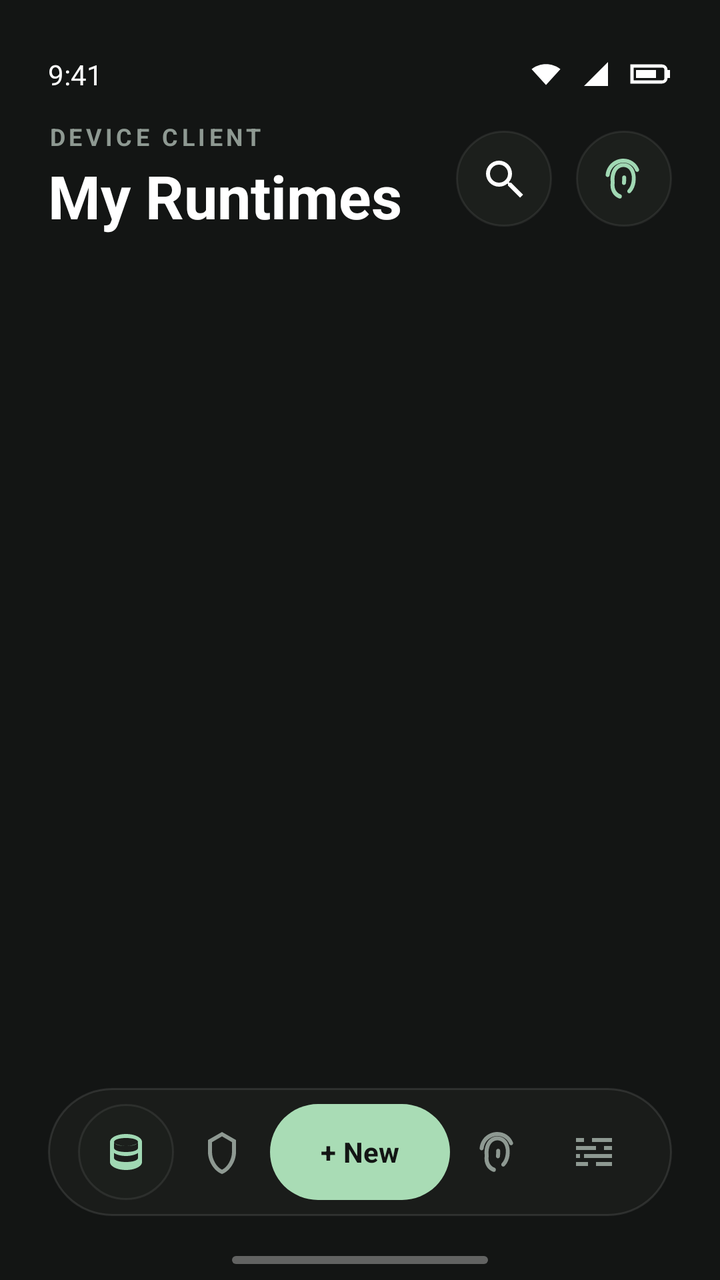
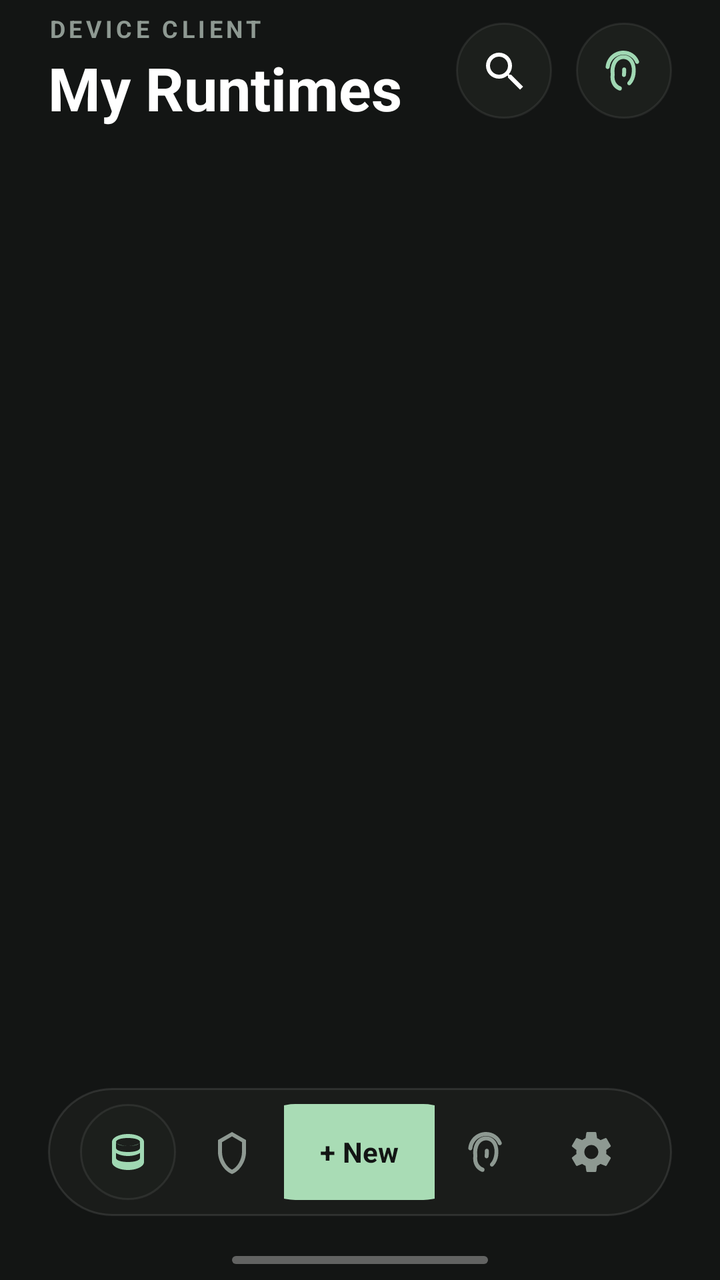

Screens rendered from an Android XML layout before and after an edit, with the pre-edit source and the edit as a unified diff.
<!-- AndroidManifest.xml: application theme Theme.Virtdroid -->
<!-- res/layout/screen_my_runtimes.xml -->
<?xml version="1.0" encoding="utf-8"?>
<FrameLayout xmlns:android="http://schemas.android.com/apk/res/android"
    android:layout_width="match_parent"
    android:layout_height="match_parent"
    android:background="@color/v_bg">

    <LinearLayout
        android:id="@+id/mainContentLayout"
        android:layout_width="match_parent"
        android:layout_height="match_parent"
        android:orientation="vertical">

        <ProgressBar
            android:id="@+id/progressIndicator"
            style="?android:attr/progressBarStyleHorizontal"
            android:layout_width="match_parent"
            android:layout_height="3dp"
            android:indeterminate="true"
            android:visibility="gone" />

        <LinearLayout
            android:id="@+id/status_bar"
            android:layout_width="match_parent"
            android:layout_height="54dp"
            android:gravity="bottom|center_vertical"
            android:orientation="horizontal"
            android:paddingStart="24dp"
            android:paddingEnd="24dp"
            android:paddingBottom="8dp">

            <TextView
                android:id="@+id/text_status_time"
                android:layout_width="wrap_content"
                android:layout_height="wrap_content"
                android:fontFamily="sans"
                android:includeFontPadding="false"
                android:text="9:41"
                android:textColor="@color/v_text_primary"
                android:textSize="14sp" />

            <LinearLayout
                android:id="@+id/text_status_icons"
                android:layout_width="0dp"
                android:layout_height="wrap_content"
                android:layout_weight="1"
                android:gravity="end"
                android:orientation="horizontal">
                <ImageView
                    android:layout_width="18dp"
                    android:layout_height="18dp"
                    android:layout_marginEnd="7dp"
                    android:src="@drawable/ic_status_wifi" />
                <ImageView
                    android:layout_width="18dp"
                    android:layout_height="18dp"
                    android:layout_marginEnd="7dp"
                    android:src="@drawable/ic_status_signal" />
                <ImageView
                    android:layout_width="22dp"
                    android:layout_height="18dp"
                    android:src="@drawable/ic_status_battery" />
            </LinearLayout>
        </LinearLayout>

        <LinearLayout
            android:id="@+id/header"
            android:layout_width="match_parent"
            android:layout_height="wrap_content"
            android:gravity="center_vertical"
            android:orientation="horizontal"
            android:paddingStart="24dp"
            android:paddingTop="8dp"
            android:paddingEnd="24dp"
            android:paddingBottom="24dp">

            <LinearLayout
                android:layout_width="0dp"
                android:layout_height="wrap_content"
                android:layout_weight="1"
                android:orientation="vertical">

                <TextView
                    android:id="@+id/statusText"
                    android:layout_width="wrap_content"
                    android:layout_height="wrap_content"
                    android:layout_marginBottom="6dp"
                    android:fontFamily="sans"
                    android:includeFontPadding="false"
                    android:letterSpacing="0.15"
                    android:text="@string/home_secure_client"
                    android:textColor="@color/v_text_muted"
                    android:textSize="12sp"
                    android:textStyle="bold" />

                <TextView
                    android:id="@+id/text_title"
                    android:layout_width="wrap_content"
                    android:layout_height="wrap_content"
                    android:fontFamily="sans"
                    android:includeFontPadding="false"
                    android:text="@string/home_title"
                    android:textColor="@color/v_text_primary"
                    android:textSize="30sp"
                    android:textStyle="bold" />
            </LinearLayout>

            <ImageButton
                android:id="@+id/refreshButton"
                android:layout_width="48dp"
                android:layout_height="48dp"
                android:layout_marginEnd="12dp"
                android:background="@drawable/bg_surface_circle"
                android:contentDescription="@string/status_refreshing"
                android:padding="13dp"
                android:src="@drawable/ic_search"
                android:tint="@color/v_text_primary" />

            <ImageButton
                android:id="@+id/accessToggleButton"
                android:layout_width="48dp"
                android:layout_height="48dp"
                android:background="@drawable/bg_surface_circle"
                android:contentDescription="@string/home_access"
                android:padding="13dp"
                android:src="@drawable/ic_fingerprint"
                android:tint="@color/v_accent" />
        </LinearLayout>

        <TextView
            android:id="@+id/runtimeEmptyText"
            android:layout_width="match_parent"
            android:layout_height="wrap_content"
            android:layout_marginStart="24dp"
            android:layout_marginTop="40dp"
            android:layout_marginEnd="24dp"
            android:fontFamily="sans"
            android:gravity="center_horizontal"
            android:includeFontPadding="false"
            android:text="@string/home_empty_subtitle"
            android:textColor="@color/v_text_muted"
            android:textSize="14sp"
            android:visibility="gone" />

        <ScrollView
            android:id="@+id/runtime_scroll"
            android:layout_width="match_parent"
            android:layout_height="0dp"
            android:layout_weight="1"
            android:clipToPadding="false"
            android:fillViewport="false"
            android:overScrollMode="never"
            android:scrollbars="none">

            <LinearLayout
                android:id="@+id/runtimeListContainer"
                android:layout_width="match_parent"
                android:layout_height="wrap_content"
                android:clipToPadding="false"
                android:orientation="vertical"
                android:paddingStart="24dp"
                android:paddingEnd="24dp"
                android:paddingBottom="132dp" />
        </ScrollView>
    </LinearLayout>

    <LinearLayout
        android:id="@+id/bottom_nav"
        android:layout_width="match_parent"
        android:layout_height="64dp"
        android:layout_gravity="bottom"
        android:layout_marginStart="24dp"
        android:layout_marginEnd="24dp"
        android:layout_marginBottom="32dp"
        android:background="@drawable/bg_bottom_nav"
        android:gravity="center"
        android:orientation="horizontal"
        android:paddingStart="8dp"
        android:paddingEnd="8dp">

        <ImageButton
            android:id="@+id/runtimesNavButton"
            android:layout_width="48dp"
            android:layout_height="48dp"
            android:background="@drawable/bg_surface_circle"
            android:contentDescription="@string/home_title"
            android:padding="13dp"
            android:src="@drawable/ic_storage"
            android:tint="@color/v_accent" />

        <ImageButton
            android:id="@+id/securityNavButton"
            android:layout_width="48dp"
            android:layout_height="48dp"
            android:background="@drawable/bg_transparent"
            android:contentDescription="@string/bottom_security"
            android:padding="13dp"
            android:src="@drawable/ic_shield"
            android:tint="@color/v_text_muted" />

        <Button
            android:id="@+id/createRuntimeButton"
            android:layout_width="90dp"
            android:layout_height="48dp"
            android:background="@drawable/bg_accent_round"
            android:fontFamily="sans"
            android:gravity="center"
            android:minWidth="0dp"
            android:minHeight="0dp"
            android:paddingStart="12dp"
            android:paddingEnd="12dp"
            android:text="+ New"
            android:textAllCaps="false"
            android:textColor="@color/v_bg"
            android:textSize="14sp"
            android:textStyle="bold" />

        <ImageButton
            android:id="@+id/logsNavButton"
            android:layout_width="48dp"
            android:layout_height="48dp"
            android:background="@drawable/bg_transparent"
            android:contentDescription="@string/bottom_logs"
            android:padding="13dp"
            android:src="@drawable/ic_fingerprint"
            android:tint="@color/v_text_muted" />

        <ImageButton
            android:id="@+id/settingsNavButton"
            android:layout_width="48dp"
            android:layout_height="48dp"
            android:background="@drawable/bg_transparent"
            android:contentDescription="@string/bottom_settings"
            android:padding="13dp"
            android:src="@drawable/ic_tune"
            android:tint="@color/v_text_muted" />
    </LinearLayout>

    <View
        android:id="@+id/home_indicator"
        android:layout_width="128dp"
        android:layout_height="4dp"
        android:layout_gravity="bottom|center_horizontal"
        android:layout_marginBottom="8dp"
        android:background="@drawable/bg_home_indicator" />
</FrameLayout>
<!-- resources referenced by this layout -->
<resources>
  <color name="v_accent">#A0D8B3</color>
  <color name="v_bg">#131514</color>
  <color name="v_text_muted">#8E9992</color>
  <color name="v_text_primary">#FFFFFFFF</color>
  <!-- drawable bg_transparent (drawable) -->
  <?xml version="1.0" encoding="utf-8"?>
  <shape
      xmlns:android="http://schemas.android.com/apk/res/android"
      android:shape="rectangle">
      <solid
          android:color="@color/v_transparent" />
  </shape>
  <!-- drawable ic_status_battery (drawable) -->
  <?xml version="1.0" encoding="utf-8"?>
  <vector xmlns:android="http://schemas.android.com/apk/res/android"
      android:width="22dp"
      android:height="18dp"
      android:viewportWidth="22"
      android:viewportHeight="18">
      <path
          android:fillColor="#00FFFFFF"
          android:strokeColor="#FFFFFFFF"
          android:strokeWidth="1.6"
          android:pathData="M2,5h15a2,2 0,0 1,2 2v4a2,2 0,0 1,-2 2H2z" />
      <path
          android:fillColor="#FFFFFFFF"
          android:pathData="M19,7h2v4h-2zM4,7h10v4H4z" />
  </vector>
  <!-- drawable ic_status_signal (drawable) -->
  <?xml version="1.0" encoding="utf-8"?>
  <vector xmlns:android="http://schemas.android.com/apk/res/android"
      android:width="18dp"
      android:height="18dp"
      android:viewportWidth="18"
      android:viewportHeight="18">
      <path
          android:fillColor="#FFFFFFFF"
          android:pathData="M3,15h12L15,3z" />
  </vector>
  <!-- drawable ic_status_wifi (drawable) -->
  <?xml version="1.0" encoding="utf-8"?>
  <vector xmlns:android="http://schemas.android.com/apk/res/android"
      android:width="18dp"
      android:height="18dp"
      android:viewportWidth="18"
      android:viewportHeight="18">
      <path
          android:fillColor="#FFFFFFFF"
          android:pathData="M9,14.5L1.8,6.6C5.8,3.2 12.2,3.2 16.2,6.6z" />
  </vector>
  <!-- drawable ic_tune (drawable) -->
  <?xml version="1.0" encoding="utf-8"?>
  <vector xmlns:android="http://schemas.android.com/apk/res/android"
      android:width="24dp"
      android:height="24dp"
      android:viewportWidth="24"
      android:viewportHeight="24">
      <path
          android:fillColor="#F4F6F1"
          android:pathData="M3,17v2h6v-2H3zM13,19h8v-2h-8v2zM7,13v2h14v-2H7zM3,13v2h2v-2H3zM3,9v2h10V9H3zM17,11h4V9h-4v2zM11,5v2h10V5H11zM3,5v2h4V5H3z" />
  </vector>
  <string name="bottom_logs">Logs</string>
  <string name="bottom_security">Security</string>
  <string name="bottom_settings">Settings</string>
  <string name="home_access">Access</string>
  <string name="home_empty_subtitle">Provision your first cloud phone to get started.</string>
  <string name="home_secure_client">DEVICE CLIENT</string>
  <string name="home_title">My Runtimes</string>
  <string name="status_refreshing">Refreshing runtimes…</string>
  <color name="v_dock">#CC1C1F1C</color>
  <color name="v_surface">#1C1F1C</color>
  <color name="v_border_soft">#14FFFFFF</color>
  <color name="v_transparent">#00000000</color>
  <color name="virtdroid_primary">#A9DCB5</color>
  <color name="virtdroid_on_primary">#111311</color>
  <color name="virtdroid_secondary">#262D28</color>
  <color name="virtdroid_surface">#0B0E0C</color>
  <color name="virtdroid_on_surface">#F3F5F2</color>
  <color name="virtdroid_error">#C86D64</color>
  <color name="virtdroid_card_surface">#181D1A</color>
  <color name="virtdroid_card_stroke">#14303931</color>
  <style name="ShapeAppearance.Virtdroid.Pill" parent="ShapeAppearance.Material3.MediumComponent">
          <item name="cornerFamily">rounded</item>
          <item name="cornerSize">999dp</item>
      </style>
  <color name="virtdroid_card_stroke_soft">#0E2B3430</color>
  <color name="virtdroid_surface_alt">#151A17</color>
  <color name="virtdroid_on_surface_muted">#737B75</color>
  <style name="ShapeAppearance.Virtdroid.Input" parent="ShapeAppearance.Material3.LargeComponent">
          <item name="cornerFamily">rounded</item>
          <item name="cornerSize">28dp</item>
      </style>
  <!-- unchanged entries left out for length: 13 -->
</resources>

<!-- the commit's change to res/layout/screen_my_runtimes.xml (unified diff, before → after) -->
@@ -17,50 +17,6 @@
             android:layout_height="3dp"
             android:indeterminate="true"
             android:visibility="gone" />
-
-        <LinearLayout
-            android:id="@+id/status_bar"
-            android:layout_width="match_parent"
-            android:layout_height="54dp"
-            android:gravity="bottom|center_vertical"
-            android:orientation="horizontal"
-            android:paddingStart="24dp"
-            android:paddingEnd="24dp"
-            android:paddingBottom="8dp">
-
-            <TextView
-                android:id="@+id/text_status_time"
-                android:layout_width="wrap_content"
-                android:layout_height="wrap_content"
-                android:fontFamily="sans"
-                android:includeFontPadding="false"
-                android:text="9:41"
-                android:textColor="@color/v_text_primary"
-                android:textSize="14sp" />
-
-            <LinearLayout
-                android:id="@+id/text_status_icons"
-                android:layout_width="0dp"
-                android:layout_height="wrap_content"
-                android:layout_weight="1"
-                android:gravity="end"
-                android:orientation="horizontal">
-                <ImageView
-                    android:layout_width="18dp"
-                    android:layout_height="18dp"
-                    android:layout_marginEnd="7dp"
-                    android:src="@drawable/ic_status_wifi" />
-                <ImageView
-                    android:layout_width="18dp"
-                    android:layout_height="18dp"
-                    android:layout_marginEnd="7dp"
-                    android:src="@drawable/ic_status_signal" />
-                <ImageView
-                    android:layout_width="22dp"
-                    android:layout_height="18dp"
-                    android:src="@drawable/ic_status_battery" />
-            </LinearLayout>
-        </LinearLayout>
 
         <LinearLayout
             android:id="@+id/header"
@@ -174,65 +130,100 @@
         android:background="@drawable/bg_bottom_nav"
         android:gravity="center"
         android:orientation="horizontal"
-        android:paddingStart="8dp"
-        android:paddingEnd="8dp">
-
-        <ImageButton
-            android:id="@+id/runtimesNavButton"
-            android:layout_width="48dp"
-            android:layout_height="48dp"
-            android:background="@drawable/bg_surface_circle"
-            android:contentDescription="@string/home_title"
-            android:padding="13dp"
-            android:src="@drawable/ic_storage"
-            android:tint="@color/v_accent" />
-
-        <ImageButton
-            android:id="@+id/securityNavButton"
-            android:layout_width="48dp"
-            android:layout_height="48dp"
-            android:background="@drawable/bg_transparent"
-            android:contentDescription="@string/bottom_security"
-            android:padding="13dp"
-            android:src="@drawable/ic_shield"
-            android:tint="@color/v_text_muted" />
-
-        <Button
-            android:id="@+id/createRuntimeButton"
-            android:layout_width="90dp"
-            android:layout_height="48dp"
-            android:background="@drawable/bg_accent_round"
-            android:fontFamily="sans"
-            android:gravity="center"
-            android:minWidth="0dp"
-            android:minHeight="0dp"
-            android:paddingStart="12dp"
-            android:paddingEnd="12dp"
-            android:text="+ New"
-            android:textAllCaps="false"
-            android:textColor="@color/v_bg"
-            android:textSize="14sp"
-            android:textStyle="bold" />
-
-        <ImageButton
-            android:id="@+id/logsNavButton"
-            android:layout_width="48dp"
-            android:layout_height="48dp"
-            android:background="@drawable/bg_transparent"
-            android:contentDescription="@string/bottom_logs"
-            android:padding="13dp"
-            android:src="@drawable/ic_fingerprint"
-            android:tint="@color/v_text_muted" />
-
-        <ImageButton
-            android:id="@+id/settingsNavButton"
-            android:layout_width="48dp"
-            android:layout_height="48dp"
-            android:background="@drawable/bg_transparent"
-            android:contentDescription="@string/bottom_settings"
-            android:padding="13dp"
-            android:src="@drawable/ic_tune"
-            android:tint="@color/v_text_muted" />
+        android:paddingStart="14dp"
+        android:paddingEnd="14dp">
+
+        <FrameLayout
+            android:layout_width="0dp"
+            android:layout_height="match_parent"
+            android:layout_weight="1">
+
+            <ImageButton
+                android:id="@+id/runtimesNavButton"
+                android:layout_width="48dp"
+                android:layout_height="48dp"
+                android:layout_gravity="center"
+                android:background="@drawable/bg_surface_circle"
+                android:contentDescription="@string/home_title"
+                android:padding="13dp"
+                android:src="@drawable/ic_storage"
+                android:tint="@color/v_accent" />
+        </FrameLayout>
+
+        <FrameLayout
+            android:layout_width="0dp"
+            android:layout_height="match_parent"
+            android:layout_weight="1">
+
+            <ImageButton
+                android:id="@+id/securityNavButton"
+                android:layout_width="48dp"
+                android:layout_height="48dp"
+                android:layout_gravity="center"
+                android:background="@drawable/bg_transparent"
+                android:contentDescription="@string/bottom_security"
+                android:padding="13dp"
+                android:src="@drawable/ic_shield"
+                android:tint="@color/v_text_muted" />
+        </FrameLayout>
+
+        <FrameLayout
+            android:layout_width="0dp"
+            android:layout_height="match_parent"
+            android:layout_weight="1.45">
+
+            <Button
+                android:id="@+id/createRuntimeButton"
+                android:layout_width="112dp"
+                android:layout_height="48dp"
+                android:layout_gravity="center"
+                android:background="@drawable/bg_accent_round"
+                android:fontFamily="sans"
+                android:gravity="center"
+                android:minWidth="0dp"
+                android:minHeight="0dp"
+                android:paddingStart="12dp"
+                android:paddingEnd="12dp"
+                android:text="+ New"
+                android:textAllCaps="false"
+                android:textColor="@color/v_bg"
+                android:textSize="14sp"
+                android:textStyle="bold" />
+        </FrameLayout>
+
+        <FrameLayout
+            android:layout_width="0dp"
+            android:layout_height="match_parent"
+            android:layout_weight="1">
+
+            <ImageButton
+                android:id="@+id/logsNavButton"
+                android:layout_width="48dp"
+                android:layout_height="48dp"
+                android:layout_gravity="center"
+                android:background="@drawable/bg_transparent"
+                android:contentDescription="@string/bottom_logs"
+                android:padding="13dp"
+                android:src="@drawable/ic_fingerprint"
+                android:tint="@color/v_text_muted" />
+        </FrameLayout>
+
+        <FrameLayout
+            android:layout_width="0dp"
+            android:layout_height="match_parent"
+            android:layout_weight="1">
+
+            <ImageButton
+                android:id="@+id/settingsNavButton"
+                android:layout_width="48dp"
+                android:layout_height="48dp"
+                android:layout_gravity="center"
+                android:background="@drawable/bg_transparent"
+                android:contentDescription="@string/bottom_settings"
+                android:padding="13dp"
+                android:src="@drawable/ic_settings"
+                android:tint="@color/v_text_muted" />
+        </FrameLayout>
     </LinearLayout>
 
     <View
<!-- resource entries referenced after the edit -->
@@ -12,45 +12,7 @@
       <solid
           android:color="@color/v_transparent" />
   </shape>
-  <!-- drawable ic_status_battery (drawable) -->
-  <?xml version="1.0" encoding="utf-8"?>
-  <vector xmlns:android="http://schemas.android.com/apk/res/android"
-      android:width="22dp"
-      android:height="18dp"
-      android:viewportWidth="22"
-      android:viewportHeight="18">
-      <path
-          android:fillColor="#00FFFFFF"
-          android:strokeColor="#FFFFFFFF"
-          android:strokeWidth="1.6"
-          android:pathData="M2,5h15a2,2 0,0 1,2 2v4a2,2 0,0 1,-2 2H2z" />
-      <path
-          android:fillColor="#FFFFFFFF"
-          android:pathData="M19,7h2v4h-2zM4,7h10v4H4z" />
-  </vector>
-  <!-- drawable ic_status_signal (drawable) -->
-  <?xml version="1.0" encoding="utf-8"?>
-  <vector xmlns:android="http://schemas.android.com/apk/res/android"
-      android:width="18dp"
-      android:height="18dp"
-      android:viewportWidth="18"
-      android:viewportHeight="18">
-      <path
-          android:fillColor="#FFFFFFFF"
-          android:pathData="M3,15h12L15,3z" />
-  </vector>
-  <!-- drawable ic_status_wifi (drawable) -->
-  <?xml version="1.0" encoding="utf-8"?>
-  <vector xmlns:android="http://schemas.android.com/apk/res/android"
-      android:width="18dp"
-      android:height="18dp"
-      android:viewportWidth="18"
-      android:viewportHeight="18">
-      <path
-          android:fillColor="#FFFFFFFF"
-          android:pathData="M9,14.5L1.8,6.6C5.8,3.2 12.2,3.2 16.2,6.6z" />
-  </vector>
-  <!-- drawable ic_tune (drawable) -->
+  <!-- drawable ic_settings (drawable) -->
   <?xml version="1.0" encoding="utf-8"?>
   <vector xmlns:android="http://schemas.android.com/apk/res/android"
       android:width="24dp"
@@ -58,8 +20,8 @@
       android:viewportWidth="24"
       android:viewportHeight="24">
       <path
-          android:fillColor="#F4F6F1"
-          android:pathData="M3,17v2h6v-2H3zM13,19h8v-2h-8v2zM7,13v2h14v-2H7zM3,13v2h2v-2H3zM3,9v2h10V9H3zM17,11h4V9h-4v2zM11,5v2h10V5H11zM3,5v2h4V5H3z" />
+          android:fillColor="@color/v_text_muted"
+          android:pathData="M19.43,12.98c0.04,-0.32 0.07,-0.65 0.07,-0.98s-0.02,-0.66 -0.07,-0.98l2.11,-1.65c0.19,-0.15 0.24,-0.42 0.12,-0.64l-2,-3.46c-0.12,-0.22 -0.37,-0.31 -0.6,-0.22l-2.49,1c-0.52,-0.4 -1.08,-0.73 -1.69,-0.98L14.5,2.42C14.47,2.18 14.25,2 14,2h-4c-0.25,0 -0.46,0.18 -0.5,0.42L9.12,5.07c-0.61,0.25 -1.17,0.59 -1.69,0.98l-2.49,-1c-0.23,-0.08 -0.48,0 -0.6,0.22l-2,3.46c-0.13,0.22 -0.07,0.49 0.12,0.64l2.11,1.65c-0.04,0.32 -0.08,0.65 -0.08,0.98s0.03,0.66 0.08,0.98l-2.11,1.65c-0.19,0.15 -0.24,0.42 -0.12,0.64l2,3.46c0.12,0.22 0.37,0.31 0.6,0.22l2.49,-1c0.52,0.4 1.08,0.73 1.69,0.98l0.38,2.65c0.04,0.24 0.25,0.42 0.5,0.42h4c0.25,0 0.47,-0.18 0.5,-0.42l0.38,-2.65c0.61,-0.25 1.17,-0.59 1.69,-0.98l2.49,1c0.23,0.08 0.48,0 0.6,-0.22l2,-3.46c0.12,-0.22 0.07,-0.49 -0.12,-0.64l-2.11,-1.65zM12,15.5c-1.93,0 -3.5,-1.57 -3.5,-3.5s1.57,-3.5 3.5,-3.5 3.5,1.57 3.5,3.5 -1.57,3.5 -3.5,3.5z" />
   </vector>
   <string name="bottom_logs">Logs</string>
   <string name="bottom_security">Security</string>
